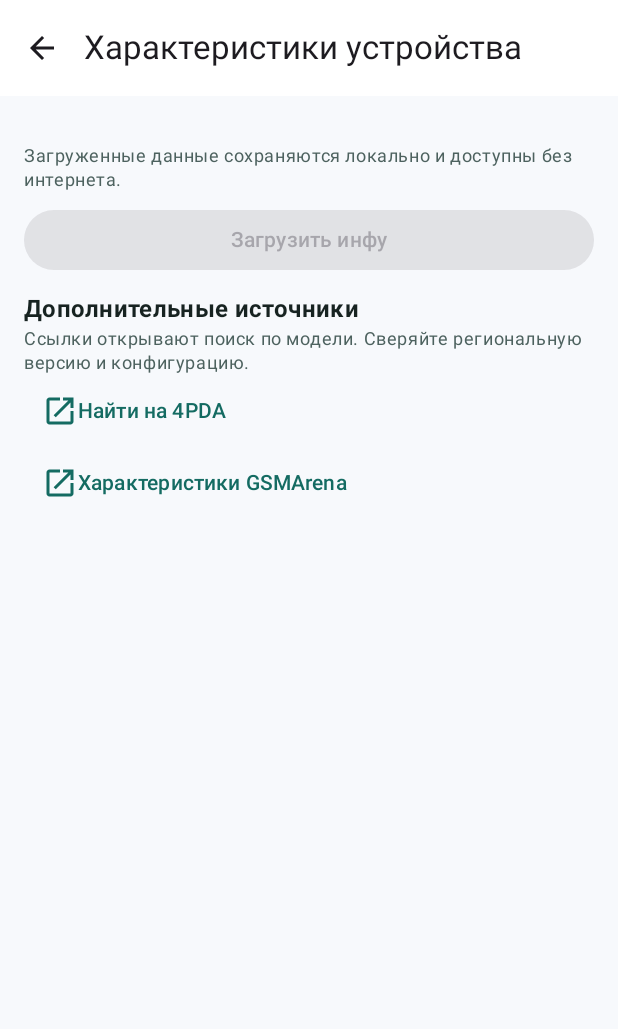
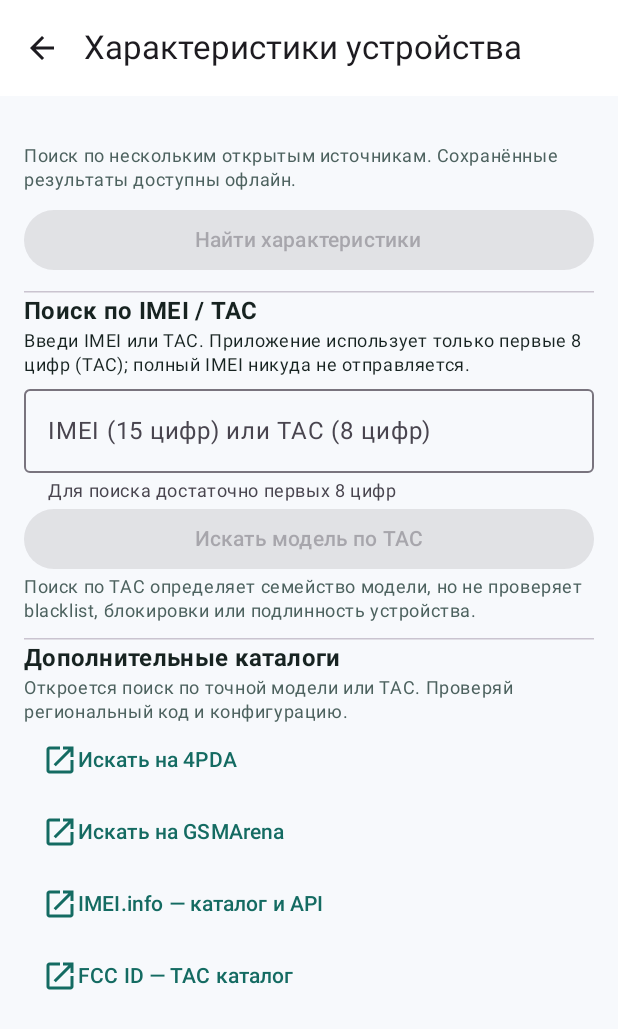
Before and after one commit to Tombstone1922/scansn, an Android app built with Jetpack Compose: the DeviceInfoScreen screen opened through its navigation route, on a phone screen of 412 x 824 dp. Shown: the top 1029 px of the screen. Run offline under Robolectric (Android 15) with nearby library versions, the phone set to English and light mode, and no system bars; our stand-ins replace Room's generated code.

Commit message:
Expand device lookup with Wikidata and TAC search

```diff
--- a/app/build.gradle.kts
+++ b/app/build.gradle.kts
@@ -13,8 +13,8 @@ android {
         applicationId = "com.tombstone.scansn"
         minSdk = 26
         targetSdk = 34
-        versionCode = 6
-        versionName = "1.2.2"
+        versionCode = 7
+        versionName = "1.3.0"
         testInstrumentationRunner = "androidx.test.runner.AndroidJUnitRunner"
     }
 
--- a/app/src/main/java/com/tombstone/scansn/ui/DeviceInfoScreen.kt
+++ b/app/src/main/java/com/tombstone/scansn/ui/DeviceInfoScreen.kt
@@ -1,4 +1,5 @@
 package com.tombstone.scansn.ui
+
 import android.text.format.DateFormat
 import androidx.compose.foundation.layout.*
 import androidx.compose.foundation.lazy.LazyColumn
@@ -13,6 +14,7 @@ import androidx.compose.ui.Modifier
 import androidx.compose.ui.platform.LocalUriHandler
 import androidx.compose.ui.text.font.FontWeight
 import androidx.compose.ui.unit.dp
+import com.tombstone.scansn.data.DeviceInfoRepository
 import java.net.URLEncoder
 import java.util.Date
 
@@ -24,9 +26,12 @@ fun DeviceInfoScreen(viewModel: ScanSNViewModel, onBack: () -> Unit) {
     val loading by viewModel.deviceInfoLoading.collectAsState()
     val error by viewModel.deviceInfoError.collectAsState()
     val uriHandler = LocalUriHandler.current
+    var tacInput by remember { mutableStateOf("") }
+    var tacError by remember { mutableStateOf<String?>(null) }
     val brand = draft.brand.trim()
     val model = draft.model.trim()
     LaunchedEffect(brand, model) { viewModel.loadCachedDeviceInfo(brand, model) }
+    val query = URLEncoder.encode("$brand $model", "UTF-8")
     Scaffold(topBar = {
         TopAppBar(title = { Text("Характеристики устройства") }, navigationIcon = {
             IconButton(onClick = onBack) { Icon(Icons.AutoMirrored.Filled.ArrowBack, "Назад") }
@@ -35,43 +40,74 @@ fun DeviceInfoScreen(viewModel: ScanSNViewModel, onBack: () -> Unit) {
         LazyColumn(Modifier.fillMaxSize().padding(padding).padding(horizontal = 16.dp), verticalArrangement = Arrangement.spacedBy(10.dp)) {
             item {
                 Text("$brand $model", style = MaterialTheme.typography.headlineSmall, fontWeight = FontWeight.Bold)
-                Text("Загруженные данные сохраняются локально и доступны без интернета.", style = MaterialTheme.typography.bodySmall, color = MaterialTheme.colorScheme.secondary)
+                Text("Поиск по нескольким открытым источникам. Сохранённые результаты доступны офлайн.", style = MaterialTheme.typography.bodySmall, color = MaterialTheme.colorScheme.secondary)
                 Spacer(Modifier.height(8.dp))
                 Button(onClick = { viewModel.refreshDeviceInfo(brand, model) }, enabled = !loading && brand.isNotBlank() && model.isNotBlank(), modifier = Modifier.fillMaxWidth()) {
-                    if (loading) CircularProgressIndicator() else Text(if (state == null) "Загрузить инфу" else "Обновить инфо")
+                    if (loading) CircularProgressIndicator() else Text(if (state == null) "Найти характеристики" else "Обновить характеристики")
                 }
                 error?.let { Text(it, color = MaterialTheme.colorScheme.error) }
             }
+            item {
+                HorizontalDivider()
+                Text("Поиск по IMEI / TAC", style = MaterialTheme.typography.titleMedium, fontWeight = FontWeight.Bold)
+                Text("Введи IMEI или TAC. Приложение использует только первые 8 цифр (TAC); полный IMEI никуда не отправляется.", style = MaterialTheme.typography.bodySmall)
+                OutlinedTextField(
+                    value = tacInput, onValueChange = { tacInput = it.filter(Char::isDigit).take(15); tacError = null },
+                    label = { Text("IMEI (15 цифр) или TAC (8 цифр)") },
+                    supportingText = { Text("Для поиска достаточно первых 8 цифр") },
+                    singleLine = true, modifier = Modifier.fillMaxWidth()
+                )
+                tacError?.let { Text(it, color = MaterialTheme.colorScheme.error) }
+                Button(onClick = {
+                    val tac = DeviceInfoRepository.normalizeTac(tacInput)
+                    if (tac == null) tacError = "Нужно ввести 8 или 15 цифр"
+                    else {
+                        val url = "https://www.google.com/search?q=" + URLEncoder.encode("IMEI TAC $tac device model", "UTF-8")
+                        uriHandler.openUri(url)
+                    }
+                }, enabled = tacInput.length == 8 || tacInput.length == 15, modifier = Modifier.fillMaxWidth()) {
+                    Text("Искать модель по TAC")
+                }
+                Text("Поиск по TAC определяет семейство модели, но не проверяет blacklist, блокировки или подлинность устройства.", style = MaterialTheme.typography.bodySmall, color = MaterialTheme.colorScheme.secondary)
+            }
             if (state != null) {
                 item {
-                    Text("Основные характеристики", style = MaterialTheme.typography.titleMedium, fontWeight = FontWeight.Bold)
+                    HorizontalDivider()
+                    Text("Найденные характеристики", style = MaterialTheme.typography.titleMedium, fontWeight = FontWeight.Bold)
                     Text("Получено: ${DateFormat.format("dd.MM.yyyy HH:mm", Date(state!!.fetchedAt))}", style = MaterialTheme.typography.labelSmall, color = MaterialTheme.colorScheme.secondary)
                 }
                 items(state!!.fields) { field ->
                     Card(Modifier.fillMaxWidth()) {
-                        Row(Modifier.fillMaxWidth().padding(12.dp), horizontalArrangement = Arrangement.spacedBy(12.dp)) {
-                            Text(field.label, Modifier.weight(0.9f), fontWeight = FontWeight.SemiBold)
-                            Text(field.value, Modifier.weight(1.1f))
+                        Column(Modifier.fillMaxWidth().padding(12.dp), verticalArrangement = Arrangement.spacedBy(5.dp)) {
+                            Row(Modifier.fillMaxWidth(), horizontalArrangement = Arrangement.spacedBy(12.dp)) {
+                                Text(field.label, Modifier.weight(0.9f), fontWeight = FontWeight.SemiBold)
+                                Text(field.value, Modifier.weight(1.1f))
+                            }
+                            if (field.sourceUrl.isNotBlank()) {
+                                TextButton(onClick = { uriHandler.openUri(field.sourceUrl) }, contentPadding = PaddingValues(0.dp)) {
+                                    Icon(Icons.Default.OpenInNew, null)
+                                    Text("Источник: ${field.sourceName}")
+                                }
+                            } else Text("Источник: ${field.sourceName}", style = MaterialTheme.typography.labelSmall)
                         }
                     }
                 }
-                item {
-                    Text("Источник данных", style = MaterialTheme.typography.titleMedium, fontWeight = FontWeight.Bold)
-                    TextButton(onClick = { uriHandler.openUri(state!!.sourceUrl) }) {
-                        Icon(Icons.Default.OpenInNew, null); Text("Открыть статью-источник")
-                    }
-                    HorizontalDivider()
-                }
             }
             item {
-                Text("Дополнительные источники", style = MaterialTheme.typography.titleMedium, fontWeight = FontWeight.Bold)
-                Text("Ссылки открывают поиск по модели. Сверяйте региональную версию и конфигурацию.", style = MaterialTheme.typography.bodySmall, color = MaterialTheme.colorScheme.secondary)
-                val query = URLEncoder.encode("$brand $model", "UTF-8")
+                HorizontalDivider()
+                Text("Дополнительные каталоги", style = MaterialTheme.typography.titleMedium, fontWeight = FontWeight.Bold)
+                Text("Откроется поиск по точной модели или TAC. Проверяй региональный код и конфигурацию.", style = MaterialTheme.typography.bodySmall, color = MaterialTheme.colorScheme.secondary)
                 TextButton(onClick = { uriHandler.openUri("https://4pda.to/forum/index.php?act=search&source=all&query=$query") }) {
-                    Icon(Icons.Default.OpenInNew, null); Text("Найти на 4PDA")
+                    Icon(Icons.Default.OpenInNew, null); Text("Искать на 4PDA")
                 }
                 TextButton(onClick = { uriHandler.openUri("https://www.google.com/search?q=site%3Agsmarena.com+$query+specifications") }) {
-                    Icon(Icons.Default.OpenInNew, null); Text("Характеристики GSMArena")
+                    Icon(Icons.Default.OpenInNew, null); Text("Искать на GSMArena")
+                }
+                TextButton(onClick = { uriHandler.openUri("https://www.imei.info/") }) {
+                    Icon(Icons.Default.OpenInNew, null); Text("IMEI.info — каталог и API")
+                }
+                TextButton(onClick = { uriHandler.openUri("https://fccid.io/TAC") }) {
+                    Icon(Icons.Default.OpenInNew, null); Text("FCC ID — TAC каталог")
                 }
             }
         }
```
Also changed, not shown: app/src/main/java/com/tombstone/scansn/data/DeviceInfoRepository.kt (+128 -25 lines), 1 other file.
